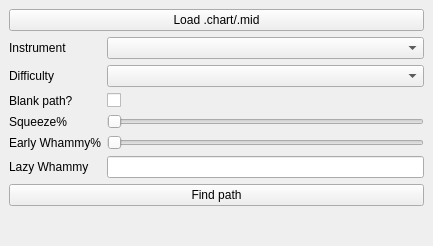
GenericMadScientist/CHOpt, file gui/mainwindow.ui: the form before one commit.
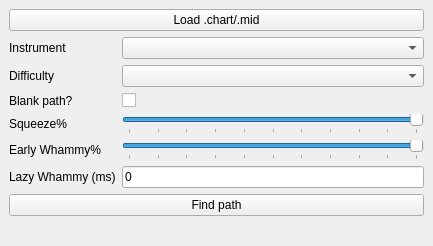
The form after the commit.

Commit message: Hook up the rest of the controls to the optimiser

Diff of the .ui file:
```diff
--- a/gui/mainwindow.ui
+++ b/gui/mainwindow.ui
@@ -75,10 +75,22 @@
        </widget>
       </item>
       <item row="4" column="1">
-       <widget class="QSlider" name="horizontalSlider">
+       <widget class="QSlider" name="squeezeSlider">
+        <property name="maximum">
+         <number>100</number>
+        </property>
+        <property name="value">
+         <number>100</number>
+        </property>
         <property name="orientation">
          <enum>Qt::Horizontal</enum>
         </property>
+        <property name="tickPosition">
+         <enum>QSlider::TicksBelow</enum>
+        </property>
+        <property name="tickInterval">
+         <number>10</number>
+        </property>
        </widget>
       </item>
       <item row="5" column="0">
@@ -89,10 +101,22 @@
        </widget>
       </item>
       <item row="5" column="1">
-       <widget class="QSlider" name="horizontalSlider_2">
+       <widget class="QSlider" name="earlyWhammySlider">
+        <property name="maximum">
+         <number>100</number>
+        </property>
+        <property name="value">
+         <number>100</number>
+        </property>
         <property name="orientation">
          <enum>Qt::Horizontal</enum>
         </property>
+        <property name="tickPosition">
+         <enum>QSlider::TicksBelow</enum>
+        </property>
+        <property name="tickInterval">
+         <number>10</number>
+        </property>
        </widget>
       </item>
       <item row="7" column="0" colspan="2">
@@ -105,12 +129,16 @@
       <item row="6" column="0">
        <widget class="QLabel" name="label">
         <property name="text">
-         <string>Lazy Whammy</string>
+         <string>Lazy Whammy (ms)</string>
         </property>
        </widget>
       </item>
       <item row="6" column="1">
-       <widget class="QLineEdit" name="lineEdit"/>
+       <widget class="QLineEdit" name="lazyWhammyLineEdit">
+        <property name="text">
+         <string>0</string>
+        </property>
+       </widget>
       </item>
      </layout>
     </item>
```
Left out of the diff: 6 changed lines with no effect on the pictures. The commit also changes 2 other files.
